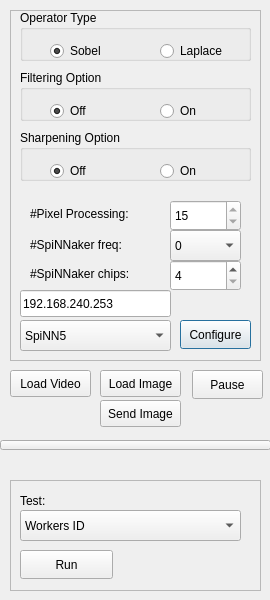
Above: gui/SpiNNvidStreamer/src/vidstreamer.ui from indarsugiarto/Graceful_VidPro before the change. Below: the same form after it.
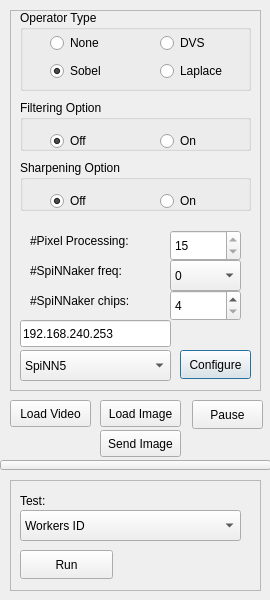
That is the form after the change.

Patch:
```diff
--- a/gui/SpiNNvidStreamer/src/vidstreamer.ui
+++ b/gui/SpiNNvidStreamer/src/vidstreamer.ui
@@ -29,7 +29,7 @@
    <property name="geometry">
     <rect>
      <x>10</x>
-     <y>370</y>
+     <y>400</y>
      <width>81</width>
      <height>27</height>
     </rect>
@@ -42,7 +42,7 @@
    <property name="geometry">
     <rect>
      <x>192</x>
-     <y>370</y>
+     <y>400</y>
      <width>71</width>
      <height>29</height>
     </rect>
@@ -57,7 +57,7 @@
      <x>10</x>
      <y>10</y>
      <width>251</width>
-     <height>351</height>
+     <height>381</height>
     </rect>
    </property>
    <property name="frameShape">
@@ -70,7 +70,7 @@
     <property name="geometry">
      <rect>
       <x>20</x>
-      <y>253</y>
+      <y>280</y>
       <width>131</width>
       <height>21</height>
      </rect>
@@ -83,7 +83,7 @@
     <property name="geometry">
      <rect>
       <x>10</x>
-      <y>310</y>
+      <y>340</y>
       <width>151</width>
       <height>31</height>
      </rect>
@@ -106,7 +106,7 @@
     <property name="geometry">
      <rect>
       <x>170</x>
-      <y>310</y>
+      <y>340</y>
       <width>71</width>
       <height>29</height>
      </rect>
@@ -122,7 +122,7 @@
     <property name="geometry">
      <rect>
       <x>160</x>
-      <y>250</y>
+      <y>280</y>
       <width>71</width>
       <height>31</height>
      </rect>
@@ -140,7 +140,7 @@
       <x>10</x>
       <y>0</y>
       <width>231</width>
-      <height>51</height>
+      <height>81</height>
      </rect>
     </property>
     <property name="title">
@@ -150,7 +150,7 @@
      <property name="geometry">
       <rect>
        <x>30</x>
-       <y>30</y>
+       <y>50</y>
        <width>81</width>
        <height>22</height>
       </rect>
@@ -166,7 +166,7 @@
      <property name="geometry">
       <rect>
        <x>140</x>
-       <y>30</y>
+       <y>50</y>
        <width>81</width>
        <height>22</height>
       </rect>
@@ -178,12 +178,38 @@
       <bool>false</bool>
      </property>
     </widget>
+    <widget class="QRadioButton" name="rbNone">
+     <property name="geometry">
+      <rect>
+       <x>30</x>
+       <y>20</y>
+       <width>71</width>
+       <height>26</height>
+      </rect>
+     </property>
+     <property name="text">
+      <string>None</string>
+     </property>
+    </widget>
+    <widget class="QRadioButton" name="rbDVS">
+     <property name="geometry">
+      <rect>
+       <x>140</x>
+       <y>20</y>
+       <width>81</width>
+       <height>26</height>
+      </rect>
+     </property>
+     <property name="text">
+      <string>DVS</string>
+     </property>
+    </widget>
    </widget>
    <widget class="QGroupBox" name="groupBox_2">
     <property name="geometry">
      <rect>
       <x>10</x>
-      <y>60</y>
+      <y>90</y>
       <width>231</width>
       <height>51</height>
      </rect>
@@ -228,7 +254,7 @@
     <property name="geometry">
      <rect>
       <x>10</x>
-      <y>120</y>
+      <y>150</y>
       <width>231</width>
       <height>51</height>
      </rect>
@@ -273,7 +299,7 @@
     <property name="geometry">
      <rect>
       <x>160</x>
-      <y>220</y>
+      <y>250</y>
       <width>71</width>
       <height>31</height>
      </rect>
@@ -306,7 +332,7 @@
     <property name="geometry">
      <rect>
       <x>20</x>
-      <y>224</y>
+      <y>250</y>
       <width>131</width>
       <height>21</height>
      </rect>
@@ -319,7 +345,7 @@
     <property name="geometry">
      <rect>
       <x>10</x>
-      <y>280</y>
+      <y>310</y>
       <width>151</width>
       <height>27</height>
      </rect>
@@ -332,7 +358,7 @@
     <property name="geometry">
      <rect>
       <x>20</x>
-      <y>193</y>
+      <y>220</y>
       <width>131</width>
       <height>21</height>
      </rect>
@@ -345,7 +371,7 @@
     <property name="geometry">
      <rect>
       <x>160</x>
-      <y>190</y>
+      <y>220</y>
       <width>71</width>
       <height>31</height>
      </rect>
@@ -368,7 +394,7 @@
    <property name="geometry">
     <rect>
      <x>100</x>
-     <y>370</y>
+     <y>400</y>
      <width>81</width>
      <height>27</height>
     </rect>
@@ -473,7 +499,7 @@
    <property name="geometry">
     <rect>
      <x>100</x>
-     <y>400</y>
+     <y>430</y>
      <width>81</width>
      <height>27</height>
     </rect>
@@ -486,7 +512,7 @@
    <property name="geometry">
     <rect>
      <x>0</x>
-     <y>440</y>
+     <y>460</y>
      <width>271</width>
      <height>10</height>
     </rect>
```
